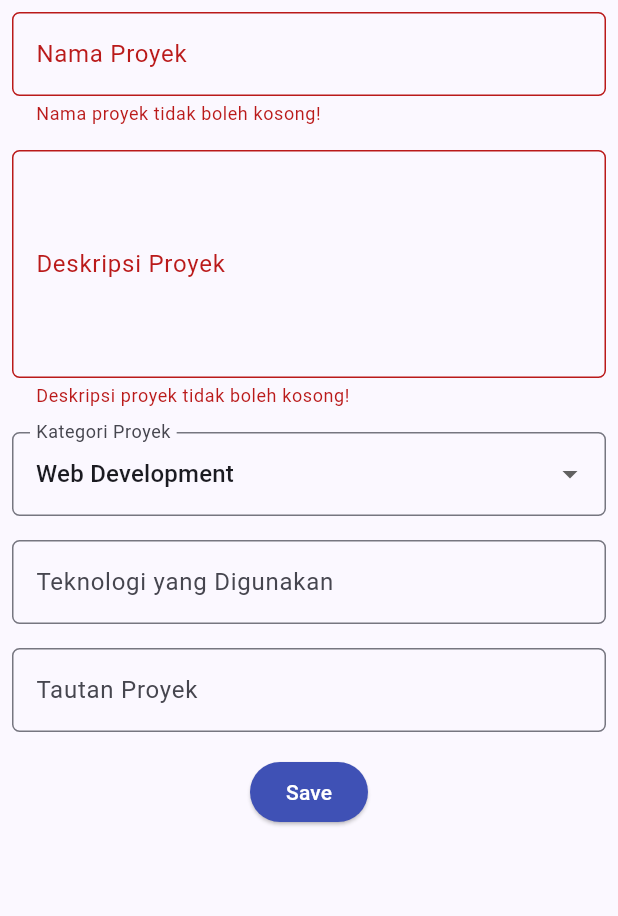
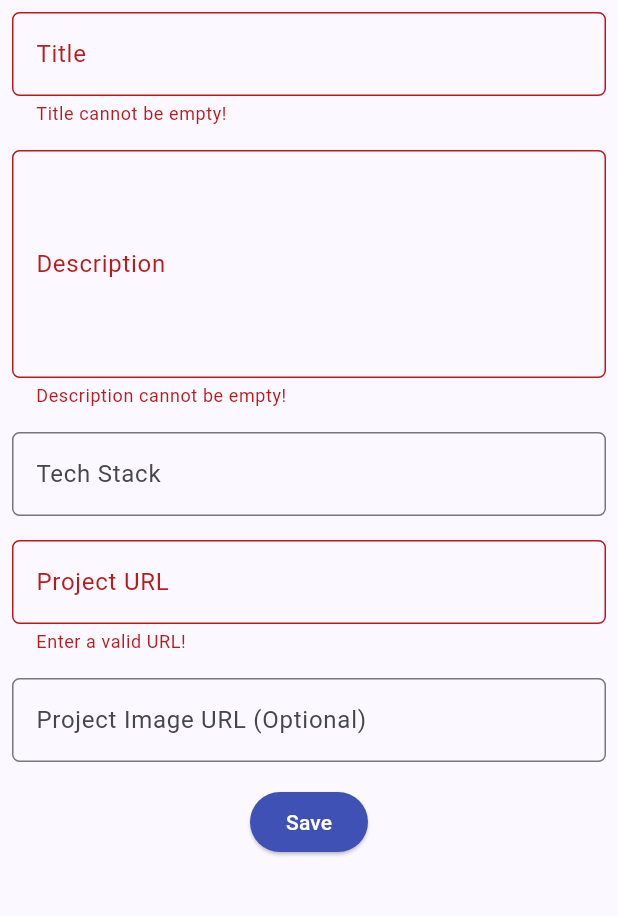
Before and after one commit to elcodebase/myportofolio_mobile, a Flutter app: the ProjectFormPage screen opened directly, after a tap on "Save", on a phone screen of 412 x 824 dp, the part 84-1000 px from its top. Run offline on Flutter 3.47's test engine with Material 3 defaults, Android fonts, the phone set to English and light mode, and no system bars; generated files the repository leaves out were written again.

Commit message:
feat: tutorial 10

```diff
--- a/analysis_options.yaml
+++ b/analysis_options.yaml
@@ -11,6 +11,7 @@ include: package:flutter_lints/flutter.yaml
 
 analyzer:
   exclude:
+    - "**/*.g.dart"
     - build/**
     - android/**
     - ios/**
--- /dev/null
+++ b/lib/config.dart
@@ -0,0 +1,4 @@
+const String apiBaseUrl = String.fromEnvironment(
+  'API_BASE_URL',
+  defaultValue: 'http://10.0.2.2:8000',
+);
--- a/lib/main.dart
+++ b/lib/main.dart
@@ -1,20 +1,29 @@
 import 'package:flutter/material.dart';
 import 'package:myportofolio_mobile/screens/menu.dart';
+import 'package:myportofolio_mobile/services/api_client.dart';
+import 'package:myportofolio_mobile/services/auth_state.dart';
+import 'package:provider/provider.dart';
 
 void main() {
-  runApp(const MyApp());
+  runApp(MyApp(apiClient: ApiClient()));
 }
 
 class MyApp extends StatelessWidget {
-  const MyApp({super.key});
+  const MyApp({required this.apiClient, super.key});
+
+  final ApiClient apiClient;
 
   // This widget is the root of your application.
   @override
   Widget build(BuildContext context) {
-    return MaterialApp(
+    return MultiProvider(
+      providers: [
+        Provider.value(value: apiClient),
+        ChangeNotifierProvider(create: (_) => AuthState(apiClient)),
+      ],
+      child: MaterialApp(
         title: 'MyPortfolio',
         theme: ThemeData(
-        // Tema indigo dipakai konsisten di AppBar, drawer, dan formulir.
           colorScheme: ColorScheme.fromSeed(
             seedColor: Colors.indigo,
             secondary: Colors.amber[700],
@@ -22,6 +31,7 @@ class MyApp extends StatelessWidget {
           useMaterial3: true,
         ),
         home: MyHomePage(),
+      ),
     );
   }
 }
--- /dev/null
+++ b/lib/models/project.dart
@@ -0,0 +1,29 @@
+import 'package:json_annotation/json_annotation.dart';
+
+part 'project.g.dart';
+
+@JsonSerializable(fieldRename: FieldRename.snake)
+class Project {
+  const Project({
+    this.id,
+    required this.title,
+    required this.description,
+    required this.techStack,
+    required this.projectUrl,
+    this.projectImageUrl = '',
+  });
+
+  factory Project.fromJson(Map<String, dynamic> json) =>
+      _$ProjectFromJson(json);
+
+  @JsonKey(includeToJson: false)
+  final String? id;
+  final String title;
+  final String description;
+  final String techStack;
+  final String projectUrl;
+  @JsonKey(defaultValue: '')
+  final String projectImageUrl;
+
+  Map<String, dynamic> toJson() => _$ProjectToJson(this);
+}
--- /dev/null
+++ b/lib/screens/project_detail_screen.dart
@@ -0,0 +1,29 @@
+import 'package:flutter/material.dart';
+import 'package:myportofolio_mobile/models/project.dart';
+
+class ProjectDetailScreen extends StatelessWidget {
+  const ProjectDetailScreen({required this.project, super.key});
+
+  final Project project;
+
+  @override
+  Widget build(BuildContext context) {
+    return Scaffold(
+      appBar: AppBar(title: Text(project.title)),
+      body: SingleChildScrollView(
+        padding: const EdgeInsets.all(16),
+        child: Column(
+          crossAxisAlignment: CrossAxisAlignment.start,
+          children: [
+            if (project.projectImageUrl.isNotEmpty)
+              Image.network(project.projectImageUrl),
+            Text(project.title),
+            Text(project.techStack),
+            Text(project.description),
+            Text(project.projectUrl),
+          ],
+        ),
+      ),
+    );
+  }
+}
--- a/lib/screens/project_form.dart
+++ b/lib/screens/project_form.dart
@@ -1,5 +1,10 @@
 import 'package:flutter/material.dart';
+import 'package:myportofolio_mobile/models/project.dart';
+import 'package:myportofolio_mobile/services/api_client.dart';
+import 'package:myportofolio_mobile/services/auth_state.dart';
+import 'package:myportofolio_mobile/widgets/auth_guard.dart';
 import 'package:myportofolio_mobile/widgets/left_drawer.dart';
+import 'package:provider/provider.dart';
 
 /// Halaman formulir untuk menambah proyek (Tutorial 9).
 class ProjectFormPage extends StatefulWidget {
@@ -11,19 +16,74 @@ class ProjectFormPage extends StatefulWidget {
 
 class _ProjectFormPageState extends State<ProjectFormPage> {
   final _formKey = GlobalKey<FormState>();
-  String _projectName = "";
+  String _title = "";
   String _description = "";
-  String _category = "Web Development";
-  String _technologies = "";
-  String _projectLink = "";
+  String _techStack = "";
+  String _projectUrl = "";
+  String _projectImageUrl = "";
 
-  final List<String> _categories = [
-    'Web Development',
-    'Mobile Development',
-    'Machine Learning',
-    'Data Science',
-    'Other',
-  ];
+  Future<void> _submit() async {
+    if (!_formKey.currentState!.validate()) return;
+    if (!await ensureLoggedIn(context)) return;
+    if (!mounted) return;
+
+    final auth = context.read<AuthState>();
+    final newProject = Project(
+      title: _title,
+      description: _description,
+      techStack: _techStack,
+      projectUrl: _projectUrl,
+      projectImageUrl: _projectImageUrl,
+    );
+
+    try {
+      await context.read<ApiClient>().createProject(
+        newProject,
+        token: auth.token!,
+      );
+      if (!mounted) return;
+      showDialog(
+        context: context,
+        builder: (context) {
+          return AlertDialog(
+            title: const Text('Proyek berhasil ditambahkan!'),
+            content: SingleChildScrollView(
+              child: Column(
+                crossAxisAlignment: CrossAxisAlignment.start,
+                children: [
+                  Text('Title: $_title'),
+                  Text('Description: $_description'),
+                  Text('Tech Stack: $_techStack'),
+                  Text('Project URL: $_projectUrl'),
+                  Text('Project Image URL: $_projectImageUrl'),
+                ],
+              ),
+            ),
+            actions: [
+              TextButton(
+                child: const Text('OK'),
+                onPressed: () {
+                  Navigator.pop(context);
+                },
+              ),
+            ],
+          );
+        },
+      );
+    } on ApiException catch (e) {
+      if (e.statusCode == 401) {
+        await auth.logout();
+        if (!mounted) return;
+        await ensureLoggedIn(context);
+      } else {
+        if (!mounted) return;
+        ScaffoldMessenger.of(context).showSnackBar(
+          SnackBar(content: Text('Failed to save project (${e.statusCode})')),
+        );
+      }
+    }
+  }
+
   @override
   Widget build(BuildContext context) {
     return Scaffold(
@@ -43,20 +103,20 @@ class _ProjectFormPageState extends State<ProjectFormPage> {
                 padding: const EdgeInsets.all(8.0),
                 child: TextFormField(
                   decoration: InputDecoration(
-                    hintText: "Nama Proyek",
-                    labelText: "Nama Proyek",
+                    hintText: "Title",
+                    labelText: "Title",
                     border: OutlineInputBorder(
                       borderRadius: BorderRadius.circular(5.0),
                     ),
                   ),
                   onChanged: (String? value) {
                     setState(() {
-                      _projectName = value!;
+                      _title = value!;
                     });
                   },
                   validator: (String? value) {
                     if (value == null || value.trim().isEmpty) {
-                      return "Nama proyek tidak boleh kosong!";
+                      return "Title cannot be empty!";
                     }
                     return null;
                   },
@@ -67,8 +127,8 @@ class _ProjectFormPageState extends State<ProjectFormPage> {
                 child: TextFormField(
                   maxLines: 5,
                   decoration: InputDecoration(
-                    hintText: "Deskripsi Proyek",
-                    labelText: "Deskripsi Proyek",
+                    hintText: "Description",
+                    labelText: "Description",
                     border: OutlineInputBorder(
                       borderRadius: BorderRadius.circular(5.0),
                     ),
@@ -80,7 +140,7 @@ class _ProjectFormPageState extends State<ProjectFormPage> {
                   },
                   validator: (String? value) {
                     if (value == null || value.trim().isEmpty) {
-                      return "Deskripsi proyek tidak boleh kosong!";
+                      return "Description cannot be empty!";
                     }
                     return null;
                   },
@@ -89,25 +149,17 @@ class _ProjectFormPageState extends State<ProjectFormPage> {
 
               Padding(
                 padding: const EdgeInsets.all(8.0),
-                child: DropdownButtonFormField<String>(
+                child: TextFormField(
                   decoration: InputDecoration(
-                    labelText: "Kategori Proyek",
+                    hintText: "Tech Stack",
+                    labelText: "Tech Stack",
                     border: OutlineInputBorder(
                       borderRadius: BorderRadius.circular(5.0),
                     ),
                   ),
-                  initialValue: _category,
-                  items: _categories
-                      .map(
-                        (category) => DropdownMenuItem(
-                          value: category,
-                          child: Text(category),
-                        ),
-                      )
-                      .toList(),
-                  onChanged: (String? newValue) {
+                  onChanged: (String? value) {
                     setState(() {
-                      _category = newValue!;
+                      _techStack = value!;
                     });
                   },
                 ),
@@ -117,16 +169,23 @@ class _ProjectFormPageState extends State<ProjectFormPage> {
                 padding: const EdgeInsets.all(8.0),
                 child: TextFormField(
                   decoration: InputDecoration(
-                    hintText: "Contoh: Flutter, Django, Figma",
-                    labelText: "Teknologi yang Digunakan",
+                    hintText: "Project URL",
+                    labelText: "Project URL",
                     border: OutlineInputBorder(
                       borderRadius: BorderRadius.circular(5.0),
                     ),
                   ),
                   onChanged: (String? value) {
                     setState(() {
-                      _technologies = value!;
+                      _projectUrl = value!;
                     });
+                  },
+                  validator: (String? value) {
+                    final uri = Uri.tryParse(value ?? "");
+                    if (uri == null || !uri.hasScheme || !uri.hasAuthority) {
+                      return "Enter a valid URL!";
+                    }
+                    return null;
                   },
                 ),
               ),
@@ -135,15 +194,15 @@ class _ProjectFormPageState extends State<ProjectFormPage> {
                 padding: const EdgeInsets.all(8.0),
                 child: TextFormField(
                   decoration: InputDecoration(
-                    hintText: "URL Proyek (opsional)",
-                    labelText: "Tautan Proyek",
+                    hintText: "Project Image URL (Optional)",
+                    labelText: "Project Image URL (Optional)",
                     border: OutlineInputBorder(
                       borderRadius: BorderRadius.circular(5.0),
                     ),
                   ),
                   onChanged: (String? value) {
                     setState(() {
-                      _projectLink = value!;
+                      _projectImageUrl = value!;
                     });
                   },
                 ),
@@ -157,39 +216,7 @@ class _ProjectFormPageState extends State<ProjectFormPage> {
                     style: ButtonStyle(
                       backgroundColor: WidgetStateProperty.all(Colors.indigo),
                     ),
-                    onPressed: () {
-                      if (_formKey.currentState!.validate()) {
-                        showDialog(
-                          context: context,
-                          builder: (context) {
-                            return AlertDialog(
-                              title: const Text('Proyek berhasil ditambahkan!'),
-                              content: SingleChildScrollView(
-                                child: Column(
-                                  crossAxisAlignment: CrossAxisAlignment.start,
-                                  children: [
-                                    Text('Nama Proyek: $_projectName'),
-                                    Text('Deskripsi: $_description'),
-                                    Text('Kategori: $_category'),
-                                    Text('Teknologi: $_technologies'),
-                                    Text('Tautan: $_projectLink'),
-                                  ],
-                                ),
-                              ),
-                              actions: [
-                                TextButton(
-                                  child: const Text('OK'),
-                                  onPressed: () {
-                                    Navigator.pop(context);
-                                    _formKey.currentState!.reset();
-                                  },
-                                ),
-                              ],
-                            );
-                          },
-                        );
-                      }
-                    },
+                    onPressed: _submit,
 
                     child: const Text(
                       "Save",
--- /dev/null
+++ b/lib/services/api_client.dart
@@ -0,0 +1,84 @@
+import 'dart:convert';
+
+import 'package:http/http.dart' as http;
+import 'package:myportofolio_mobile/config.dart';
+import 'package:myportofolio_mobile/models/project.dart';
+
+class ApiException implements Exception {
+  const ApiException(this.statusCode, this.message);
+
+  final int statusCode;
+  final String message;
+
+  @override
+  String toString() => 'ApiException($statusCode): $message';
+}
+
+class ApiClient {
+  ApiClient({http.Client? client, this.baseUrl = apiBaseUrl})
+    : _client = client ?? http.Client();
+
+  final http.Client _client;
+  final String baseUrl;
+
+  Uri _uri(String path) => Uri.parse('$baseUrl$path');
+
+  Future<List<Project>> getProjects() async {
+    final response = await _client.get(
+      _uri('/api/v1/projects/'),
+      headers: const {'Accept': 'application/json'},
+    );
+    _ensureSuccess(response);
+
+    final decoded = jsonDecode(response.body) as List<dynamic>;
+    return decoded
+        .map((item) => Project.fromJson(item as Map<String, dynamic>))
+        .toList();
+  }
+
+  Future<Project> createProject(
+    Project project, {
+    required String token,
+  }) async {
+    final response = await _client.post(
+      _uri('/api/v1/projects/'),
+      headers: {
+        'Accept': 'application/json',
+        'Content-Type': 'application/json; charset=UTF-8',
+        'Authorization': 'Token $token',
+      },
+      body: jsonEncode(project.toJson()),
+    );
+    _ensureSuccess(response);
+
+    final decoded = jsonDecode(response.body) as Map<String, dynamic>;
+    return Project.fromJson(decoded);
+  }
+
+  Future<String> obtainToken(String username, String password) async {
+    final response = await _client.post(
+      _uri('/api/v1/auth/token/'),
+      headers: const {'Content-Type': 'application/json; charset=UTF-8'},
+      body: jsonEncode({'username': username, 'password': password}),
+    );
+    _ensureSuccess(response);
+
+    final decoded = jsonDecode(response.body) as Map<String, dynamic>;
+    return decoded['token'] as String;
+  }
+
+  Future<void> logout({required String token}) async {
+    final response = await _client.post(
+      _uri('/api/v1/auth/logout/'),
+      headers: {'Authorization': 'Token $token'},
+    );
+    _ensureSuccess(response);
+  }
+
+  void _ensureSuccess(http.Response response) {
+    if (response.statusCode >= 200 && response.statusCode < 300) {
+      return;
+    }
+    throw ApiException(response.statusCode, response.body);
+  }
+}
--- /dev/null
+++ b/lib/services/auth_state.dart
@@ -0,0 +1,30 @@
+import 'package:flutter/foundation.dart';
+import 'package:myportofolio_mobile/services/api_client.dart';
+
+class AuthState extends ChangeNotifier {
+  AuthState(this._apiClient, {String? initialToken}) : _token = initialToken;
+
+  final ApiClient _apiClient;
+  String? _token;
+
+  String? get token => _token;
+  bool get isLoggedIn => _token != null;
+
+  Future<void> login(String username, String password) async {
+    _token = await _apiClient.obtainToken(username, password);
+    notifyListeners();
+  }
+
+  Future<void> logout() async {
+    final current = _token;
+    if (current == null) return;
+
+    try {
+      await _apiClient.logout(token: current);
+    } on ApiException catch (_) {
+    } finally {
+      _token = null;
+      notifyListeners();
+    }
+  }
+}
--- a/lib/widgets/left_drawer.dart
+++ b/lib/widgets/left_drawer.dart
@@ -1,13 +1,19 @@
 import 'package:flutter/material.dart';
 import 'package:myportofolio_mobile/screens/education_form.dart';
+import 'package:myportofolio_mobile/screens/login_screen.dart';
 import 'package:myportofolio_mobile/screens/menu.dart';
 import 'package:myportofolio_mobile/screens/project_form.dart';
+import 'package:myportofolio_mobile/services/auth_state.dart';
+import 'package:myportofolio_mobile/widgets/auth_guard.dart';
+import 'package:provider/provider.dart';
 
 class LeftDrawer extends StatelessWidget {
   const LeftDrawer({super.key});
 
   @override
   Widget build(BuildContext context) {
+    final isLoggedIn = context.watch<AuthState>().isLoggedIn;
+
     return Drawer(
       child: ListView(
         children: [
@@ -45,9 +51,10 @@ class LeftDrawer extends StatelessWidget {
           ListTile(
             leading: const Icon(Icons.add_circle_outline),
             title: const Text('Add Project'),
-            onTap: () {
-              Navigator.pushReplacement(
-                context,
+            onTap: () async {
+              final navigator = Navigator.of(context);
+              if (!await ensureLoggedIn(context)) return;
+              navigator.pushReplacement(
                 MaterialPageRoute(
                   builder: (context) => const ProjectFormPage(),
                 ),
@@ -66,6 +73,25 @@ class LeftDrawer extends StatelessWidget {
               );
             },
           ),
+          if (!isLoggedIn)
+            ListTile(
+              leading: const Icon(Icons.login),
+              title: const Text('Login'),
+              onTap: () {
+                Navigator.push(
+                  context,
+                  MaterialPageRoute<bool>(
+                    builder: (context) => const LoginScreen(),
+                  ),
+                );
+              },
+            )
+          else
+            ListTile(
+              leading: const Icon(Icons.logout),
+              title: const Text('Logout'),
+              onTap: () => context.read<AuthState>().logout(),
+            ),
         ],
       ),
     );
--- a/pubspec.yaml
+++ b/pubspec.yaml
@@ -34,6 +34,9 @@ dependencies:
   # The following adds the Cupertino Icons font to your application.
   # Use with the CupertinoIcons class for iOS style icons.
   cupertino_icons: ^1.0.8
+  http: ^1.6.0
+  provider: ^6.1.5+1
+  json_annotation: ^4.12.0
 
 dev_dependencies:
   flutter_test:
@@ -45,6 +48,8 @@ dev_dependencies:
   # package. See that file for information about deactivating specific lint
   # rules and activating additional ones.
   flutter_lints: ^6.0.0
+  build_runner: ^2.17.1
+  json_serializable: ^6.15.2
 
 # For information on the generic Dart part of this file, see the
 # following page: https://dart.dev/tools/pub/pubspec
```
Also changed, not shown: lib/screens/login_screen.dart (added, +111 -0 lines), lib/screens/project_list_screen.dart (added, +111 -0 lines), lib/widgets/auth_guard.dart (added, +15 -0 lines), lib/widgets/project_card.dart (+21 -3 lines), .github/workflows/main.yaml (added), pubspec.lock, 3 other files. Lines whose indentation alone changed are shown as unchanged.
